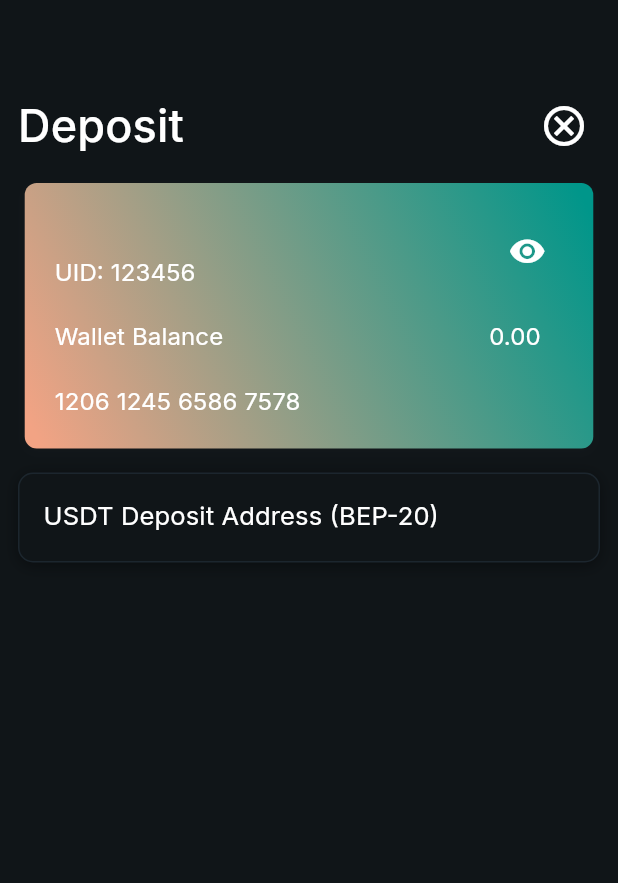
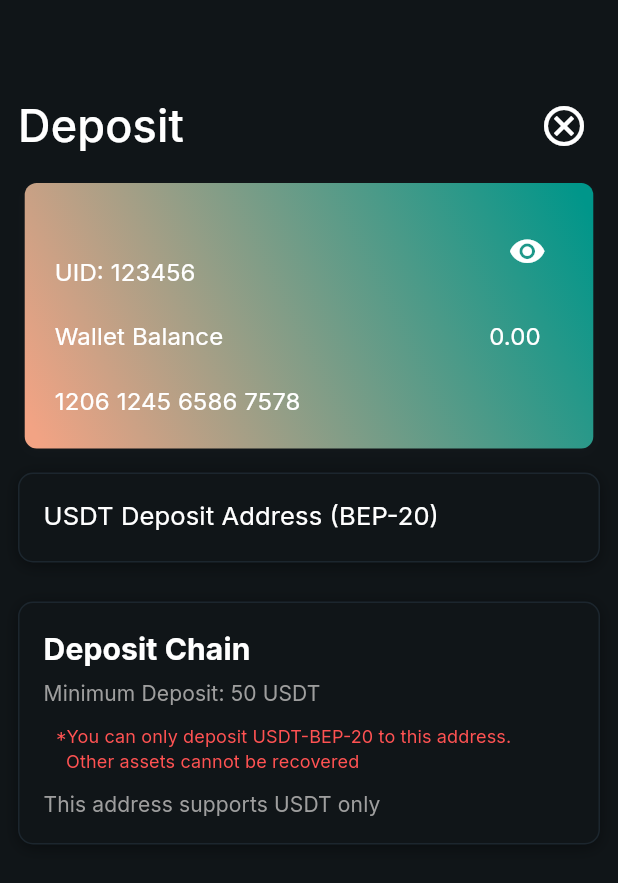
Before and after one commit to Sukhmeetsingh306/NFT_Trading, a Flutter app: the DepositMainScreen screen opened by its route, on a phone screen of 412 x 824 dp. Shown: the top 883 px of the screen. Run offline on Flutter 3.47's test engine with Material 3 defaults, Android fonts, the phone set to English and light mode, and no system bars; our stand-ins replace google_fonts, image_picker, intl_phone_field, permission_handler, shared_preferences; missing offline and left inert: random_avatar; accounts and stored records are empty; project files that could hold a hidden picture were left out.

Commit message:
created new text code and added the code for the deposit chain

```diff
--- a/flow/lib/screen/main/deposit_main_screen.dart
+++ b/flow/lib/screen/main/deposit_main_screen.dart
@@ -5,6 +5,7 @@ import 'package:shared_preferences/shared_preferences.dart';
 import '../../utils/fonts/google_fonts_utils.dart';
 import '../../utils/routes/navigation_routes.dart';
 import '../../utils/theme/color/color_theme.dart';
+import '../../utils/widget/space_widget_utils.dart';
 
 class DepositMainScreen extends StatefulWidget {
   const DepositMainScreen({super.key});
@@ -184,6 +185,44 @@ class _DepositMainScreenState extends State<DepositMainScreen> {
                 ],
               ),
             ),
+            Padding(
+              padding: EdgeInsetsDirectional.fromSTEB(12, 0, 12, 10),
+              child: Column(
+                children: [
+                  containerField(
+                    width: MediaQuery.sizeOf(context).width,
+                    Column(
+                      crossAxisAlignment: CrossAxisAlignment.start,
+                      children: [
+                        googleInterTextWeight4Font16(
+                          "Deposit Chain",
+                          fontWeight: FontWeight.w700,
+                          fontSize: 20,
+                        ),
+                        sizedBoxH5(),
+                        googleInterTextWeight4Font14ColorGrey(
+                          'Minimum Deposit: 50 USDT',
+                        ),
+                        sizedBoxH10(),
+                        Padding(
+                          padding: const EdgeInsets.symmetric(horizontal: 8.0),
+                          child: googleInterText(
+                            '*You can only deposit USDT-BEP-20 to this address.\n  Other assets cannot be recovered',
+                            fontSize: 12,
+                            fontWeight: FontWeight.w400,
+                            color: Colors.redAccent,
+                          ),
+                        ),
+                        sizedBoxH10(),
+                        googleInterTextWeight4Font14ColorGrey(
+                          'This address supports USDT only',
+                        ),
+                      ],
+                    ),
+                  ),
+                ],
+              ),
+            ),
           ],
         ),
       ),
--- a/flow/lib/utils/fonts/google_fonts_utils.dart
+++ b/flow/lib/utils/fonts/google_fonts_utils.dart
@@ -57,6 +57,42 @@ Text googleInterTextWeight4Font12(String text,
   );
 }
 
+Text googleInterTextWeight4Font14(String text,
+    {double? fontSize,
+    FontWeight? fontWeight,
+    Color? color,
+    TextAlign? textAlign}) {
+  return Text(
+    text,
+    textAlign: textAlign,
+    style: GoogleFonts.getFont(
+      'Inter',
+      color: color ?? ColorTheme.color.textWhiteColor,
+      fontWeight: fontWeight ?? FontWeight.w400,
+      letterSpacing: 0.1,
+      fontSize: fontSize ?? 14,
+    ),
+  );
+}
+
+Text googleInterTextWeight4Font14ColorGrey(String text,
+    {double? fontSize,
+    FontWeight? fontWeight,
+    Color? color,
+    TextAlign? textAlign}) {
+  return Text(
+    text,
+    textAlign: textAlign,
+    style: GoogleFonts.getFont(
+      'Inter',
+      color: color ?? Colors.grey,
+      fontWeight: fontWeight ?? FontWeight.w400,
+      letterSpacing: 0.1,
+      fontSize: fontSize ?? 14,
+    ),
+  );
+}
+
 Text googleReadexProText(String text,
     {double? fontSize,
     FontWeight? fontWeight,
```
